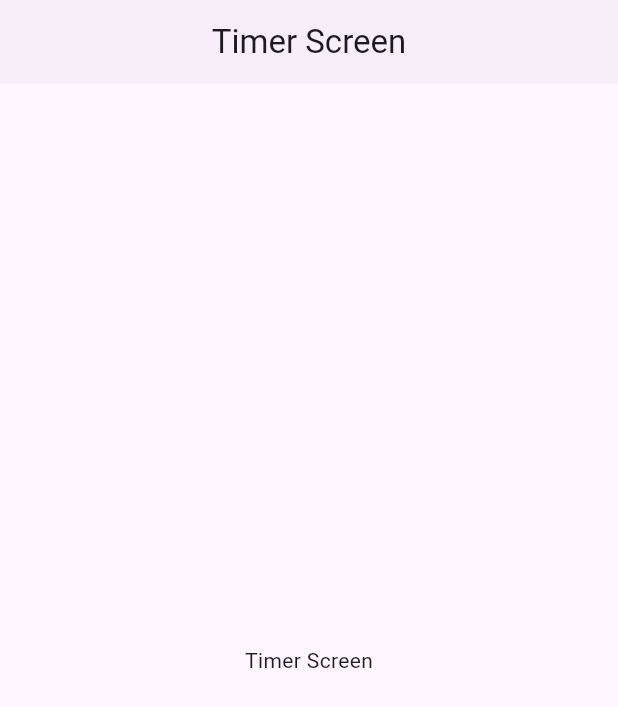
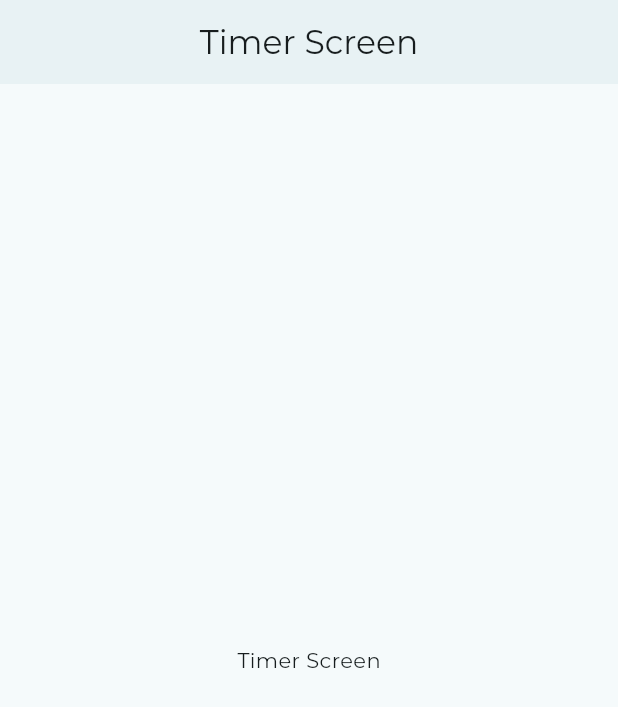
Before and after one commit to devmoaid1/timer_app, a Flutter app: the screen it shows after launch, on a phone screen of 412 x 824 dp. Shown: the top 707 px of the screen. Run offline on Flutter 3.47's test engine with Material 3 defaults, Android fonts, the light colour scheme and no system bars.

Commit message:
added color schem

```diff
--- /dev/null
+++ b/lib/core/theme/app_colors.dart
@@ -0,0 +1,12 @@
+import 'package:flutter/material.dart';
+
+class AppColors {
+  AppColors._();
+
+  static const Color primaryColor = Color(0xFF00A0B0);
+  static const Color secondaryColor = Color(0xFF7C8183);
+  static const Color darkGray = Color(0xFF3F4345);
+  static const Color borderGray = Color(0xFF7C8183);
+  static const Color errorColor = Color(0xFFEF5350);
+  static const Color lightGreyColor = Color(0xFFF8F3F3);
+}
--- a/lib/timer_app.dart
+++ b/lib/timer_app.dart
@@ -1,5 +1,7 @@
 import 'package:flutter/material.dart';
 import 'package:timers_practice/presentation/timer_view.dart';
+
+import 'core/theme/app_colors.dart';
 
 class TimerApp extends StatelessWidget {
   const TimerApp({super.key});
@@ -8,9 +10,13 @@ class TimerApp extends StatelessWidget {
   @override
   Widget build(BuildContext context) {
     return MaterialApp(
-      title: 'Flutter Demo',
+      title: 'Timers Practice',
       theme: ThemeData(
-        colorScheme: ColorScheme.fromSeed(seedColor: Colors.deepPurple),
+        fontFamily: "Montserrat",
+        colorScheme: ColorScheme.fromSeed(
+            seedColor: AppColors.primaryColor,
+            primary: AppColors.primaryColor,
+            secondary: AppColors.secondaryColor),
         useMaterial3: true,
       ),
       home: const TimerView(),
```
Also changed, not shown: lib/core/widgets/custom_buttom.dart (added, +26 -0 lines).
